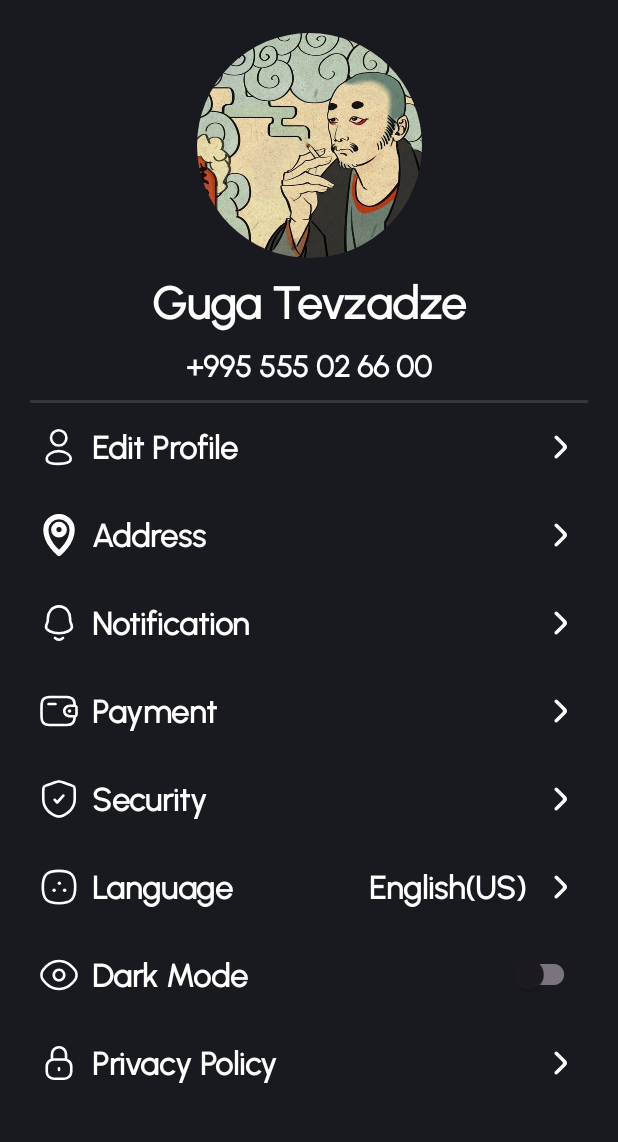
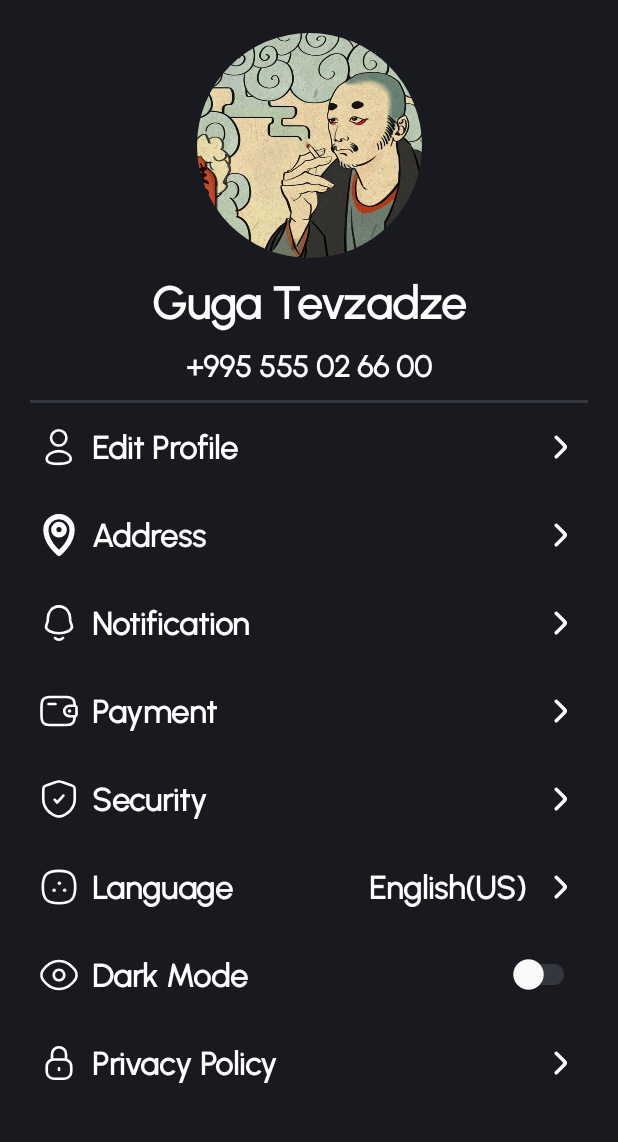
Before and after one commit to gugatevzadze/Homework_10, an Android app: the screen it shows after launch (MainActivity), on a phone screen of 412 x 824 dp, the part 87-1229 px from its top. Run offline under Robolectric (Android 15) with nearby library versions, the light colour scheme and no system bars; our stand-ins replace CircleImageView.

Commit message:
customized the switch button

```diff
--- a/app/src/main/res/layout/page_item.xml
+++ b/app/src/main/res/layout/page_item.xml
@@ -1,11 +1,11 @@
 <?xml version="1.0" encoding="utf-8"?>
 <androidx.constraintlayout.widget.ConstraintLayout xmlns:android="http://schemas.android.com/apk/res/android"
+    xmlns:app="http://schemas.android.com/apk/res-auto"
     android:layout_width="match_parent"
     android:layout_height="wrap_content"
-    xmlns:app="http://schemas.android.com/apk/res-auto"
+    android:layout_marginVertical="10dp"
     android:background="@color/background"
-    android:padding="5dp"
-    android:layout_marginVertical="10dp">
+    android:padding="5dp">
 
     <androidx.appcompat.widget.AppCompatImageView
         android:id="@+id/icon"
@@ -14,37 +14,43 @@
         android:src="@drawable/profile"
         app:layout_constraintStart_toStartOf="parent"
         app:layout_constraintTop_toTopOf="parent" />
+
     <androidx.appcompat.widget.AppCompatTextView
         android:id="@+id/pageName"
         android:layout_width="wrap_content"
         android:layout_height="wrap_content"
         android:layout_marginStart="8dp"
+        android:fontFamily="@font/urbanist"
         android:text="@string/sample_text"
-        android:fontFamily="@font/urbanist"
         android:textColor="@color/white"
         android:textSize="21sp"
         android:textStyle="bold"
         app:layout_constraintStart_toEndOf="@id/icon"
         app:layout_constraintTop_toTopOf="parent" />
+
     <androidx.appcompat.widget.AppCompatTextView
         android:id="@+id/additionalText"
         android:layout_width="wrap_content"
         android:layout_height="wrap_content"
         android:layout_marginEnd="8dp"
+        android:fontFamily="@font/urbanist"
         android:text=""
-        android:fontFamily="@font/urbanist"
         android:textColor="@color/white"
         android:textSize="21sp"
         android:textStyle="bold"
         app:layout_constraintEnd_toStartOf="@id/iconArrow"
         app:layout_constraintTop_toTopOf="parent" />
+
     <androidx.appcompat.widget.SwitchCompat
         android:id="@+id/switchIcon"
         android:layout_width="wrap_content"
         android:layout_height="20dp"
+        android:visibility="gone"
         app:layout_constraintEnd_toEndOf="parent"
         app:layout_constraintTop_toTopOf="parent"
-        android:visibility="gone"/>
+        app:thumbTint="@color/white"
+        app:trackTint="@color/switchBtn" />
+
     <androidx.appcompat.widget.AppCompatImageView
         android:id="@+id/iconArrow"
         android:layout_width="28dp"
```
